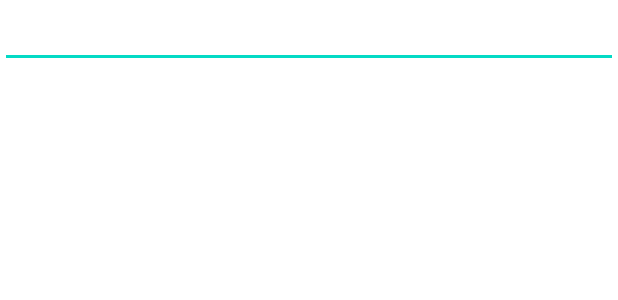
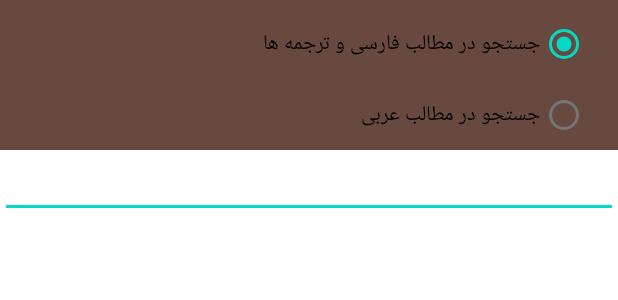
Before and after one commit to reza12345678/AnisBook, an Android app: the layout activity_searching.xml on its own in the app's theme, with its tools: preview values and no code run, on a phone screen of 412 x 824 dp. Shown: the top 300 px of the screen. Run offline under Robolectric (Android 15) with nearby library versions, the phone set to English and light mode, and no system bars; network calls fail; Roboto replaces fonts that are not available here.

Commit message:
working on SearchingActivity and etc

```diff
--- a/app/src/main/AndroidManifest.xml
+++ b/app/src/main/AndroidManifest.xml
@@ -10,7 +10,9 @@
         android:roundIcon="@mipmap/ic_launcher_round"
         android:supportsRtl="true"
         android:theme="@style/Theme.AnisBookUpdate">
-        <activity android:name=".SearchingActivity"></activity>
+        <activity
+            android:name=".SearchingActivity"
+            android:theme="@style/Theme.AppCompat.Light.NoActionBar"></activity>
         <activity
             android:name=".sndContentsActivity"
             android:theme="@style/Theme.AppCompat.Light.NoActionBar" />
--- a/app/src/main/java/android/app/anisbookupdate/Database/AnisDataBase.java
+++ b/app/src/main/java/android/app/anisbookupdate/Database/AnisDataBase.java
@@ -151,8 +151,8 @@ public class AnisDataBase extends SQLiteOpenHelper {
         return myDataBase.rawQuery("Select * from tblSetting where pa_id = 1", null);
     }
 
-    public Cursor search_translate(String param) {
-        return myDataBase.rawQuery("SELECT * FROM tblContainer where translate like '%" + param + "%'", null);
+    public Cursor search_fields(String fieldContain, String param) {
+        return myDataBase.rawQuery("SELECT * FROM tblContainer where " + fieldContain + " like '%" + param + "%'", null);
     }
 
     public void update_tblAnis(String field_name, int value, int pa_id) {
--- a/app/src/main/res/layout/activity_searching.xml
+++ b/app/src/main/res/layout/activity_searching.xml
@@ -7,10 +7,45 @@
     android:orientation="vertical"
     tools:context=".SearchingActivity">
 
+    <LinearLayout
+        android:layout_width="match_parent"
+        android:layout_height="100dp"
+        android:background="@color/toolbar"
+        android:orientation="vertical">
+
+        <RadioGroup
+            android:layout_width="match_parent"
+            android:layout_height="match_parent">
+
+            <RadioButton
+                android:id="@+id/rdbSearchInPersian"
+                android:layout_width="wrap_content"
+                android:layout_height="wrap_content"
+                android:layout_gravity="right"
+                android:layout_marginTop="5dp"
+                android:layout_marginRight="20dp"
+                android:checked="true"
+                android:layoutDirection="rtl"
+                android:text="جستجو در مطالب فارسی و ترجمه ها" />
+
+            <RadioButton
+                android:id="@+id/rdbSearchInArabic"
+                android:layout_width="wrap_content"
+                android:layout_height="wrap_content"
+                android:layout_gravity="right"
+                android:layout_marginRight="20dp"
+                android:layoutDirection="rtl"
+                android:text="جستجو در مطالب عربی" />
+
+        </RadioGroup>
+
+    </LinearLayout>
+
     <AutoCompleteTextView
         android:id="@+id/edSearch"
         android:layout_width="match_parent"
-        android:layout_height="wrap_content" />
+        android:layout_height="wrap_content"
+        android:textAlignment="textStart" />
 
     <ListView
         android:id="@+id/lstSearch"
```
Also changed, not shown: app/src/main/java/android/app/anisbookupdate/MainActivity.java (+6 -4 lines), app/src/main/java/android/app/anisbookupdate/SearchingActivity.java (+16 -2 lines).
